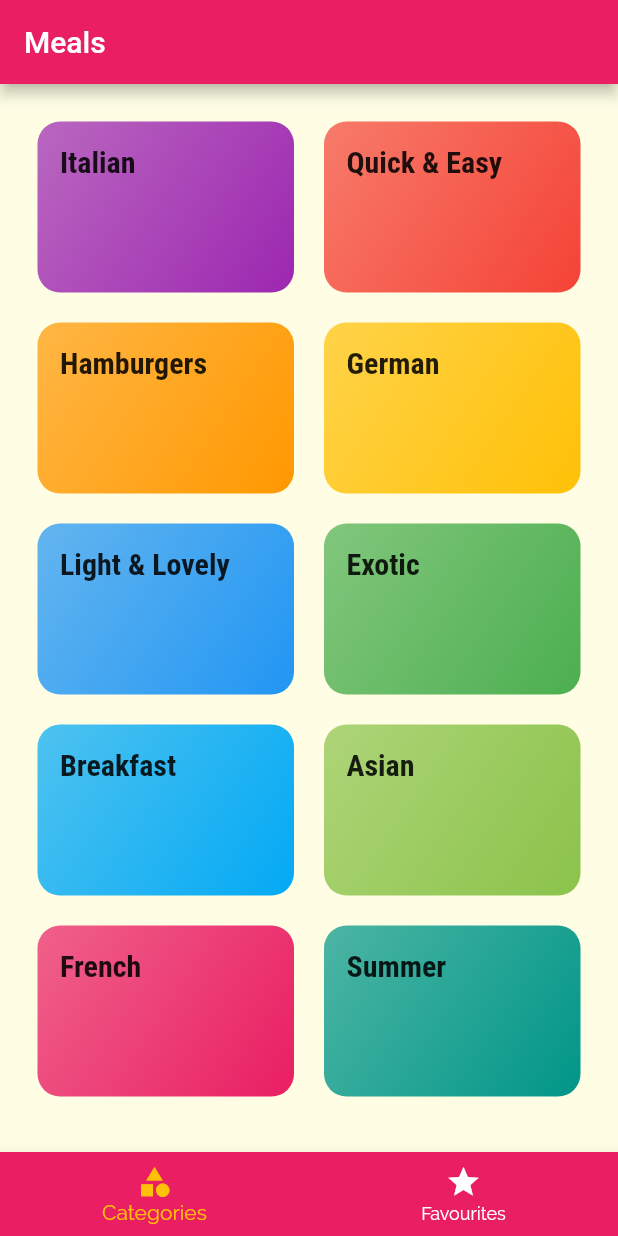
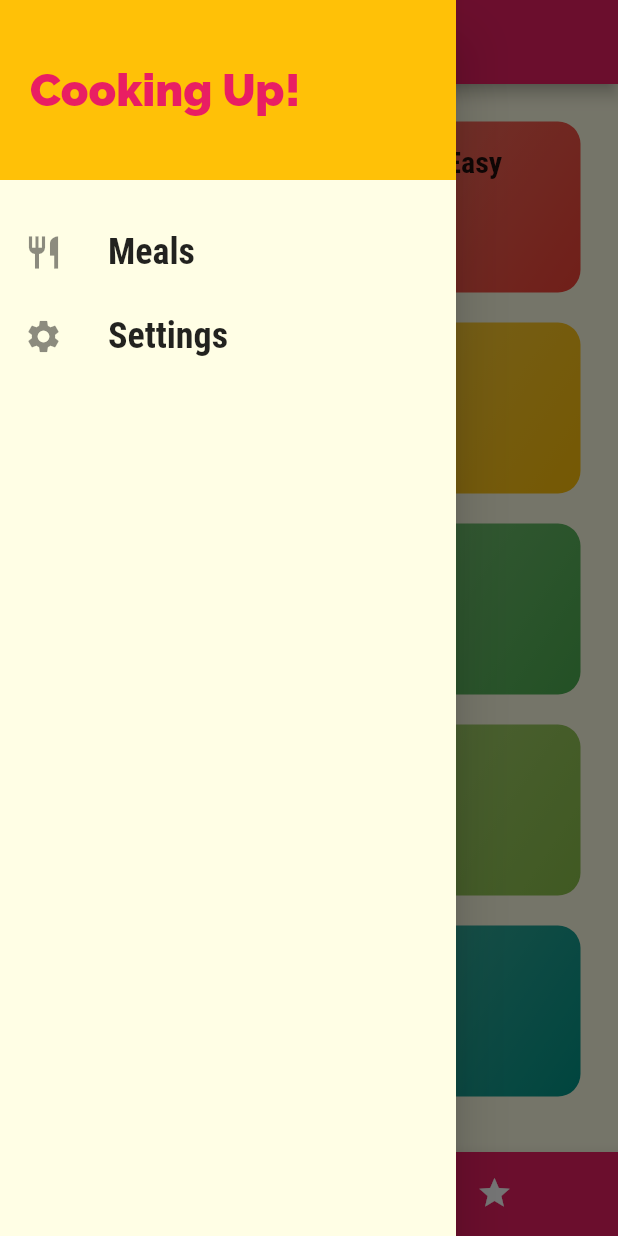
Before and after one commit to fufex3934/flutter-foodApp, a Flutter app: the screen it shows after launch, with the side drawer open (before the commit the screen has no drawer), on a phone screen of 412 x 824 dp. Run offline on Flutter 3.47's test engine with Material 2 defaults, Android fonts, the phone set to English and light mode, and no system bars.

Commit message:
third commit

```diff
--- a/lib/main.dart
+++ b/lib/main.dart
@@ -1,8 +1,7 @@
 import 'package:flutter/material.dart';
+import 'package:foodapp/screens/settings.dart';
 import 'package:foodapp/screens/tab_screen.dart';
 import './screens/meal_details_screen.dart';
-import './screens/categories_screen.dart';
-
 import './screens/category_meals_screen.dart';
 
 
@@ -14,6 +13,7 @@ class MyApp extends StatelessWidget {
   @override
   Widget build(BuildContext context) {
     return MaterialApp(
+      debugShowCheckedModeBanner: false,
       title: 'DeliMeals',
       theme: ThemeData(
         canvasColor: const Color.fromRGBO(255, 254, 229, 1),
@@ -38,7 +38,8 @@ class MyApp extends StatelessWidget {
       routes: {
         '/': (ctx) => const TabScreen(),
         CategoryMealsScreen.routeName: (ctx) => const CategoryMealsScreen(),
-        MealDetailScreen.detailMealScreen:(ctx)=>const MealDetailScreen()
+        MealDetailScreen.detailMealScreen:(ctx)=>const MealDetailScreen(),
+        SettingsScreen.settingScreen:(ctx)=> SettingsScreen()
       },
     );
   }
--- a/lib/screens/category_meals_screen.dart
+++ b/lib/screens/category_meals_screen.dart
@@ -19,6 +19,7 @@ class CategoryMealsScreen extends StatelessWidget {
     }).toList();
     return Scaffold(
       appBar: AppBar(
+        backgroundColor: Theme.of(context).primaryColor,
         title: Text(categoryTitle!),
       ),
       body: ListView.builder(
--- a/lib/screens/meal_details_screen.dart
+++ b/lib/screens/meal_details_screen.dart
@@ -40,6 +40,7 @@ class MealDetailScreen extends StatelessWidget {
     final selectedMeal = DUMMY_MEALS.firstWhere((meal) => meal.id == mealId);
     return  Scaffold(
       appBar: AppBar(
+        backgroundColor: Theme.of(context).primaryColor,
         title:  Text(selectedMeal.title),
       ),
       body:  SingleChildScrollView(
--- /dev/null
+++ b/lib/screens/settings.dart
@@ -0,0 +1,23 @@
+import 'package:flutter/material.dart';
+import 'package:foodapp/widgets/main_drawer.dart';
+
+class SettingsScreen extends StatelessWidget {
+  static const settingScreen = '/setting-screen';
+
+
+  @override
+  Widget build(BuildContext context) {
+    return  Scaffold(
+      appBar: AppBar(
+        backgroundColor: Theme.of(context).primaryColor,
+        title: const Text('Setting Screen'),
+      ),
+      drawer: const MainDrawer(),
+      body: const Center(
+        child: Text(
+          'Setting Screens'
+        ),
+      ),
+    );
+  }
+}
--- a/lib/screens/tab_screen.dart
+++ b/lib/screens/tab_screen.dart
@@ -1,6 +1,8 @@
 import 'package:flutter/material.dart';
+import 'package:foodapp/widgets/main_drawer.dart';
 import './categories_screen.dart';
 import './favourite_screen.dart';
+
 class TabScreen extends StatefulWidget {
   const TabScreen({Key? key}) : super(key: key);
 
@@ -9,9 +11,14 @@ class TabScreen extends StatefulWidget {
 }
 
 class _TabScreenState extends State<TabScreen> {
- final List<Widget> _pages = [
-   const CategoriesScreen(),
-   const FavouritesScreen()
+ final List<Map<String,Object>> _pages = [
+   {'page': const CategoriesScreen(),
+     'title':'Categories'
+   },
+   {
+     'page': const FavouritesScreen(),
+     'title':'Favourites'
+   }
  ];
 
  int _selectedPageIndex = 0;
@@ -24,25 +31,29 @@ class _TabScreenState extends State<TabScreen> {
   Widget build(BuildContext context) {
     return Scaffold(
       appBar: AppBar(
-        title: const Text('Meals'),
+        title:  Text(_pages[_selectedPageIndex]['title'] as String),
         backgroundColor: Theme.of(context).primaryColor,
       ),
-      body: _pages[_selectedPageIndex],
+      drawer: const MainDrawer(),
+      body: (_pages[_selectedPageIndex]['page']) as Widget ,
       bottomNavigationBar: BottomNavigationBar(
         unselectedItemColor: Colors.white,
-        selectedItemColor: Theme.of(context).accentColor,
+        selectedItemColor: Theme.of(context).colorScheme.secondary,
         currentIndex: _selectedPageIndex,
         onTap: _selectPage,
         backgroundColor: Theme.of(context).primaryColor,
-        items: const [
+        type: BottomNavigationBarType.shifting,
+        items:  [
           BottomNavigationBarItem(
-              icon: Icon(
+              backgroundColor: Theme.of(context).primaryColor,
+              icon: const Icon(
                 Icons.category,
               ),
             label: 'Categories'
           ),
           BottomNavigationBarItem(
-              icon: Icon(
+              backgroundColor: Theme.of(context).primaryColor,
+              icon: const Icon(
                   Icons.star,
               ),
               label: 'Favourites'
--- /dev/null
+++ b/lib/widgets/main_drawer.dart
@@ -0,0 +1,65 @@
+import 'package:flutter/material.dart';
+import 'package:foodapp/screens/settings.dart';
+
+class MainDrawer extends StatelessWidget {
+  const MainDrawer({Key? key}) : super(key: key);
+
+  ListTile buildListTile(String title,IconData icon,VoidCallback handler) {
+    return ListTile(
+      leading:  Icon(
+        icon,
+        size: 26,
+      ),
+      title:  Text(
+        title,
+        style: const TextStyle(
+            fontSize: 24,
+            fontWeight: FontWeight.bold,
+            fontFamily: 'RobotoCondensed'
+        ),
+      ),
+      onTap: handler
+    );
+  }
+  @override
+  Widget build(BuildContext context) {
+    return Drawer(
+      child: Column(
+        children: [
+          Container(
+            height: 120,
+            width: double.infinity,
+            padding: const EdgeInsets.all(20),
+            alignment: Alignment.centerLeft,
+            color: Theme.of(context).accentColor,
+            child:  Text(
+                'Cooking Up!',
+              style: TextStyle(
+                fontWeight: FontWeight.w900,
+                fontSize: 30,
+                color: Theme.of(context).primaryColor
+              ),
+            ),
+          ),
+          const SizedBox(height: 20,),
+           buildListTile(
+               'Meals',
+               Icons.restaurant,
+               (){
+                 Navigator.pushNamed(context, '/');
+               }
+           ),
+          buildListTile(
+              'Settings',
+              Icons.settings,
+              (){
+                Navigator.pushNamed(context, SettingsScreen.settingScreen);
+              }
+          ),
+        ],
+      ),
+    );
+  }
+
+
+}
```
